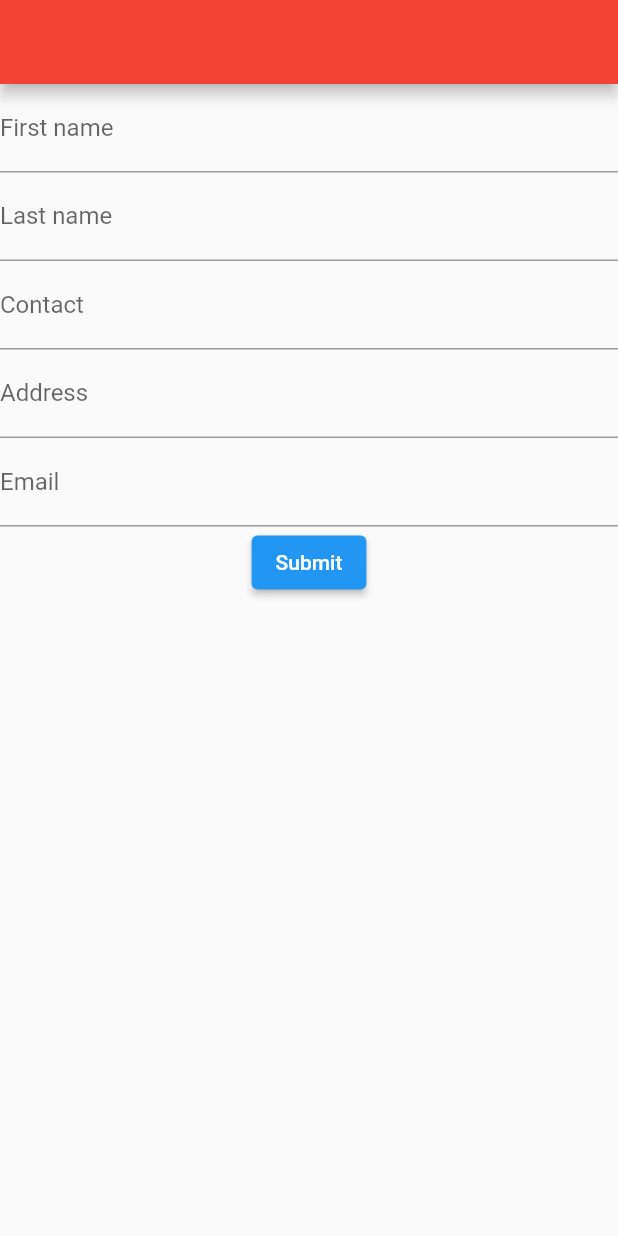
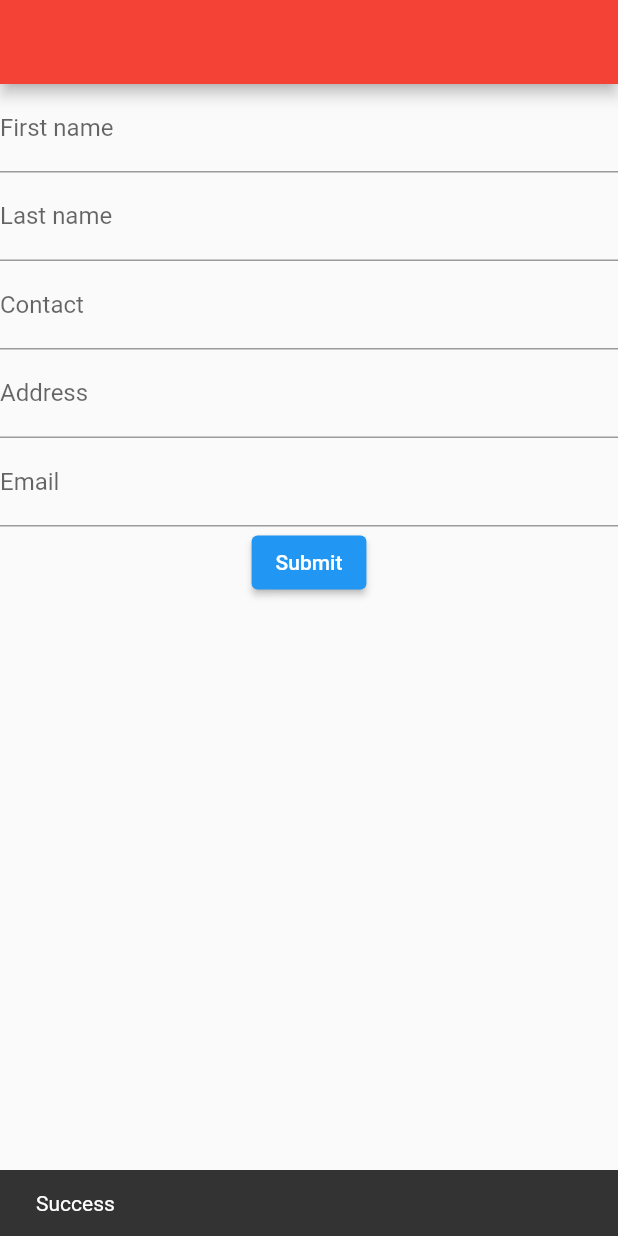
Before and after one commit to rezaali07/batch_33c, a Flutter app: the screen it shows after launch, after a tap on "Submit", on a phone screen of 412 x 824 dp. Run offline on Flutter 3.47's test engine with Material 2 defaults, Android fonts, the phone set to English and light mode, and no system bars; our stand-ins replace firebase_auth, firebase_core, firebase_database; accounts and stored records are empty.

```diff
--- a/lib/formscreen/form_screen.dart
+++ b/lib/formscreen/form_screen.dart
@@ -38,10 +38,24 @@ class _FormScreenState extends State<FormScreen> {
           TextFormField(
               controller: email,
               decoration: InputDecoration(label: Text("Email"))),
-
-        ElevatedButton(onPressed: (){
-
-        }, child: Text("Submit"))
+          ElevatedButton(
+              onPressed: () async {
+                var datas = {
+                  "firstName": fname.text,
+                  "lastName": lname.text,
+                  "contact": contact.text,
+                  "address": address.text,
+                  "email": email.text,
+                };
+                await database.ref().push().set(datas).then((value) {
+                  ScaffoldMessenger.of(context)
+                      .showSnackBar(SnackBar(content: Text("Success")));
+                }).onError((error, stackTrace) {
+                  ScaffoldMessenger.of(context)
+                      .showSnackBar(SnackBar(content: Text(error.toString())));
+                });
+              },
+              child: Text("Submit"))
         ],
       ),
     );
```
